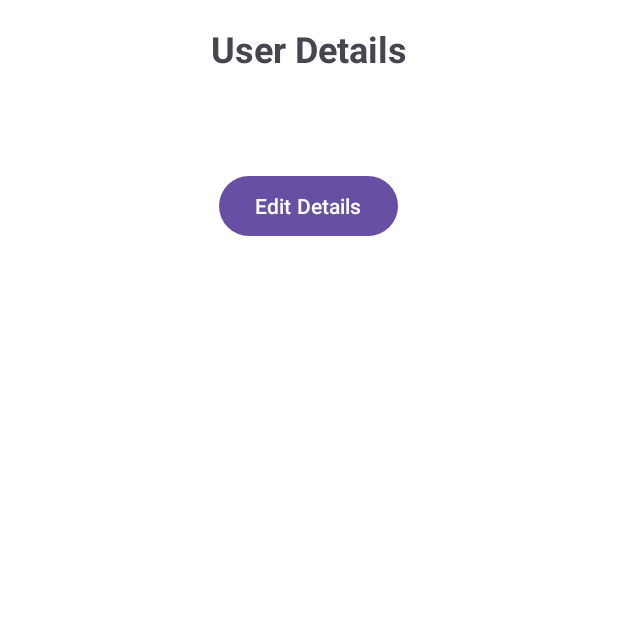
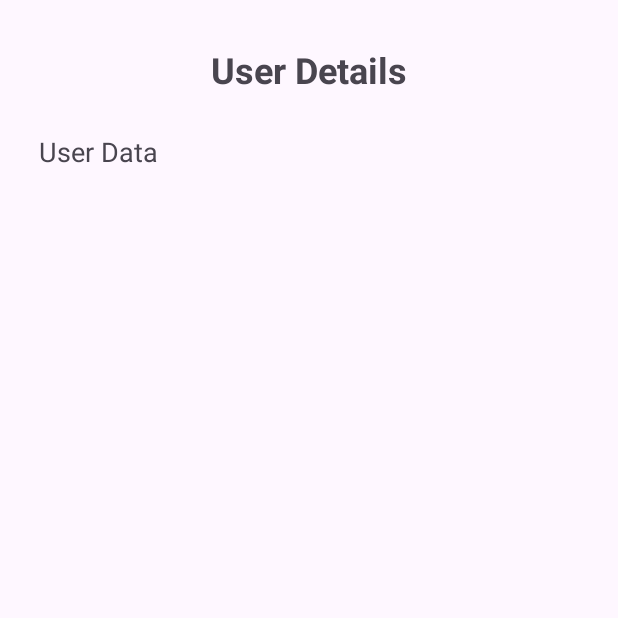
Before and after one commit to Vaishnavi2306/FitFlexApp, an Android app: the AccountActivity screen opened directly, with no data from a screen before it, on a phone screen of 412 x 824 dp, the top half of it. Run offline under Robolectric (Android 15) with nearby library versions, the phone set to English and light mode, and no system bars.

```diff
--- a/app/src/main/res/layout/activity_account.xml
+++ b/app/src/main/res/layout/activity_account.xml
@@ -1,33 +1,40 @@
 <?xml version="1.0" encoding="utf-8"?>
-<LinearLayout xmlns:android="http://schemas.android.com/apk/res/android"
+<androidx.core.widget.NestedScrollView
+    xmlns:android="http://schemas.android.com/apk/res/android"
     android:layout_width="match_parent"
     android:layout_height="match_parent"
-    android:orientation="vertical"
-    android:padding="16dp"
-    android:background="@android:color/background_light">
+    android:padding="10dp">
 
+    <LinearLayout
+        android:layout_width="match_parent"
+        android:layout_height="wrap_content"
+        android:orientation="vertical">
+
+        <!-- Main Heading -->
         <TextView
-        android:id="@+id/tv_user_details"
-        android:layout_width="wrap_content"
+            android:layout_width="match_parent"
             android:layout_height="wrap_content"
             android:text="User Details"
             android:textSize="24sp"
             android:textStyle="bold"
-        android:layout_gravity="center"
-        android:layout_marginBottom="20dp" />
+            android:gravity="center"
+            android:layout_marginTop="20dp"
+            android:layout_marginBottom="10dp" />
 
         <TextView
-        android:id="@+id/tv_details"
+            android:id="@+id/txtUserData"
+            android:layout_width="wrap_content"
+            android:layout_height="wrap_content"
+            android:text="User Data"
+            android:textSize="18sp"
+            android:layout_margin="16dp" />
+
+        <!-- Details TextView -->
+        <TextView
+            android:id="@+id/textViewDetails"
             android:layout_width="match_parent"
             android:layout_height="wrap_content"
-        android:textSize="18sp" />
-
-    <Button
-        android:id="@+id/btn_edit"
-        android:layout_width="wrap_content"
-        android:layout_height="wrap_content"
-        android:text="Edit Details"
-        android:layout_gravity="center"
-        android:layout_marginTop="20dp" />
-
+            android:textSize="16sp"
+            android:layout_marginTop="10dp" />
     </LinearLayout>
+</androidx.core.widget.NestedScrollView>
```
Lines whose indentation alone changed are shown as unchanged.
